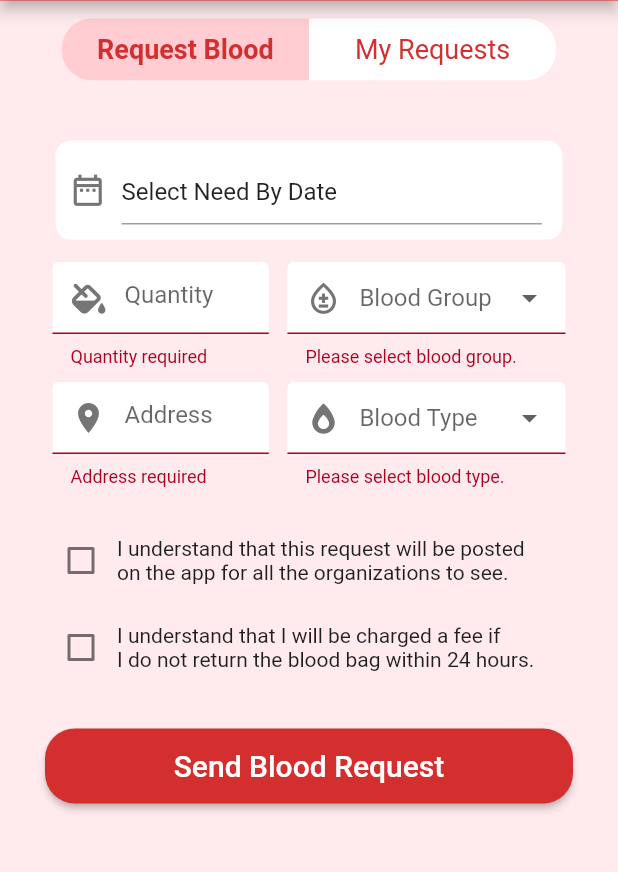
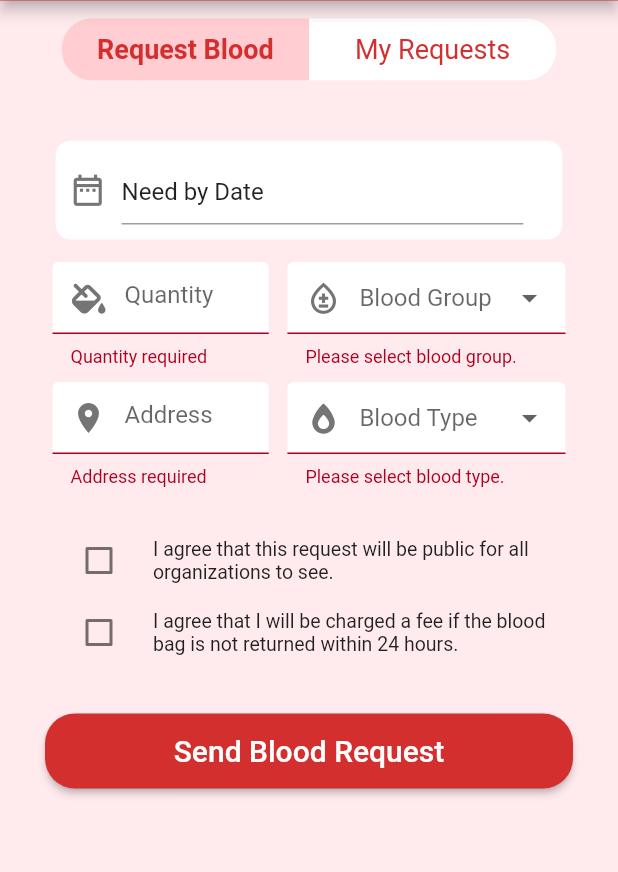
Before and after one commit to sidtuladhar/BloodNepal, a Flutter app: the Requests screen opened directly, after a tap on "Send Blood Request", on a phone screen of 412 x 824 dp, the part 127-999 px from its top. Run offline on Flutter 3.47's test engine with Material 2 defaults, Android fonts, the phone set to English and light mode, and no system bars; our stand-ins replace datetime_picker_formfield_new, fl_chart, flutter_spinkit, font_awesome_flutter, hive, hive_flutter; missing offline and left inert: rounded_expansion_tile; accounts and stored records are empty.

Commit message:
- fixed bug

```diff
--- a/lib/ui/widgets/requestblood.dart
+++ b/lib/ui/widgets/requestblood.dart
@@ -21,13 +21,11 @@ class _RequestBloodState extends State<RequestBlood> {
   ApiService apiService = ApiService();
 
   String? _selectedBloodGroup;
-
-  //TODO: Make isChecked1 and isChecked2 mandatory
   bool isChecked1 = false;
   bool isChecked2 = false;
   String? _selectedBloodType;
   bool isDateSelected = false;
-  String? needByDateInString;
+  String needByDateInString = "Need by Date";
   DateTime value = DateTime.now();
 
   final FocusNode _focusNodeQuantity = FocusNode();
@@ -38,11 +36,11 @@ class _RequestBloodState extends State<RequestBlood> {
 
   final TextEditingController _controllerAddress = TextEditingController();
   final TextEditingController _controllerQuantity = TextEditingController();
-  final TextEditingController _controllerNeedDate = TextEditingController();
+  final TextEditingController _controllerNeedDate =
+      TextEditingController(text: "Need by Date");
 
   @override
   Widget build(BuildContext context) {
-    _controllerNeedDate.text = "Select Need By Date";
     return Form(
       key: _formKey,
       child: SingleChildScrollView(
@@ -66,7 +64,7 @@ class _RequestBloodState extends State<RequestBlood> {
                   const SizedBox(width: 10.0),
                   SizedBox(
                     height: MediaQuery.of(context).size.height * 0.08,
-                    width: MediaQuery.of(context).size.width * 0.68,
+                    width: MediaQuery.of(context).size.width * 0.65,
                     child: DateTimeField(
                       controller: _controllerNeedDate,
                       focusNode: _focusNodeNeedDate,
@@ -94,7 +92,9 @@ class _RequestBloodState extends State<RequestBlood> {
                                             _controllerNeedDate.text =
                                                 DateFormat('MMM d, yyyy h:mm a')
                                                     .format(date);
+                                            currentValue = date;
                                             value = date;
+                                            isDateSelected = true;
                                           });
                                         },
                                       ),
@@ -121,7 +121,7 @@ class _RequestBloodState extends State<RequestBlood> {
                 child: Row(
                     mainAxisAlignment: MainAxisAlignment.spaceBetween,
                     children: [
-                      Container(
+                      SizedBox(
                         //height: MediaQuery.of(context).size.height * 0.08,
                         width: MediaQuery.of(context).size.width * 0.35,
                         child: TextFormField(
@@ -292,38 +292,29 @@ class _RequestBloodState extends State<RequestBlood> {
               ),
             ),
             const SizedBox(height: 20),
-            Row(
-              children: [
-                Checkbox(
+            CheckboxListTile(
+              title: const Text(
+                  'I agree that this request will be public for all organizations to see.'),
+              dense: true,
               value: isChecked1,
               onChanged: (bool? value) {
                 setState(() {
                   isChecked1 = value!;
                 });
               },
+              controlAffinity: ListTileControlAffinity.leading,
             ),
-                const Text(
-                  "I understand that this request will be posted \non the app for all the organizations to see.",
-                  style: TextStyle(fontSize: 14),
-                )
-              ],
-            ),
-            const SizedBox(height: 10),
-            Row(
-              children: [
-                Checkbox(
+            CheckboxListTile(
+              title: const Text(
+                  'I agree that I will be charged a fee if the blood bag is not returned within 24 hours.'),
+              dense: true,
               value: isChecked2,
               onChanged: (bool? value) {
                 setState(() {
                   isChecked2 = value!;
                 });
               },
-                ),
-                const Text(
-                  "I understand that I will be charged a fee if \nI do not return the blood bag within 24 hours.",
-                  style: TextStyle(fontSize: 14),
-                )
-              ],
+              controlAffinity: ListTileControlAffinity.leading,
             ),
             const SizedBox(height: 30),
             Column(children: [
@@ -336,6 +327,20 @@ class _RequestBloodState extends State<RequestBlood> {
                   ),
                   onPressed: () async {
                     if (_formKey.currentState?.validate() ?? false) {
+                      if (!isChecked1 || !isChecked2) {
+                        ScaffoldMessenger.of(context).showSnackBar(SnackBar(
+                          width: 200,
+                          backgroundColor:
+                              Theme.of(context).colorScheme.secondary,
+                          shape: RoundedRectangleBorder(
+                            borderRadius: BorderRadius.circular(10),
+                          ),
+                          behavior: SnackBarBehavior.floating,
+                          content: const Text(
+                              "Please agree to the terms and conditions."),
+                        ));
+                        return;
+                      } else {
                         bool isSuccessful = await ApiService().sendRequest(
                           loginBox.get('phoneNumber'),
                           _selectedBloodGroup!,
@@ -379,6 +384,7 @@ class _RequestBloodState extends State<RequestBlood> {
                                   "Something went wrong. Please try again.")));
                         }
                       }
+                    }
                   },
                   child: const Text("Send Blood Request",
                       style: TextStyle(fontSize: 20))),
@@ -386,4 +392,14 @@ class _RequestBloodState extends State<RequestBlood> {
           ])),
     );
   }
+
+  @override
+  void dispose() {
+    _controllerQuantity.dispose();
+    _controllerAddress.dispose();
+    _focusNodeQuantity.dispose();
+    _focusNodeAddress.dispose();
+    _focusNodeBloodType.dispose();
+    super.dispose();
   }
+}
```
Lines whose indentation alone changed are shown as unchanged.
